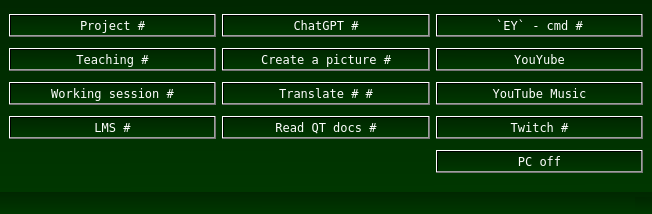
This is Python/EY-main/WidowFile/QTWindow/main_wind.ui in Actaviys/MY_Draft as Qt 5 draws it before an edit. The edited form follows.
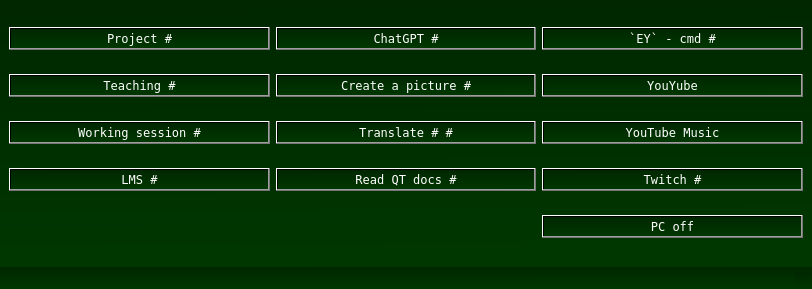
This is the edited form. Icons and pictures are not drawn.

Patch:
```diff
--- a/Python/EY-main/WidowFile/QTWindow/main_wind.ui
+++ b/Python/EY-main/WidowFile/QTWindow/main_wind.ui
@@ -6,8 +6,8 @@
    <rect>
     <x>0</x>
     <y>0</y>
-    <width>652</width>
-    <height>214</height>
+    <width>812</width>
+    <height>289</height>
    </rect>
   </property>
   <property name="contextMenuPolicy">
```
